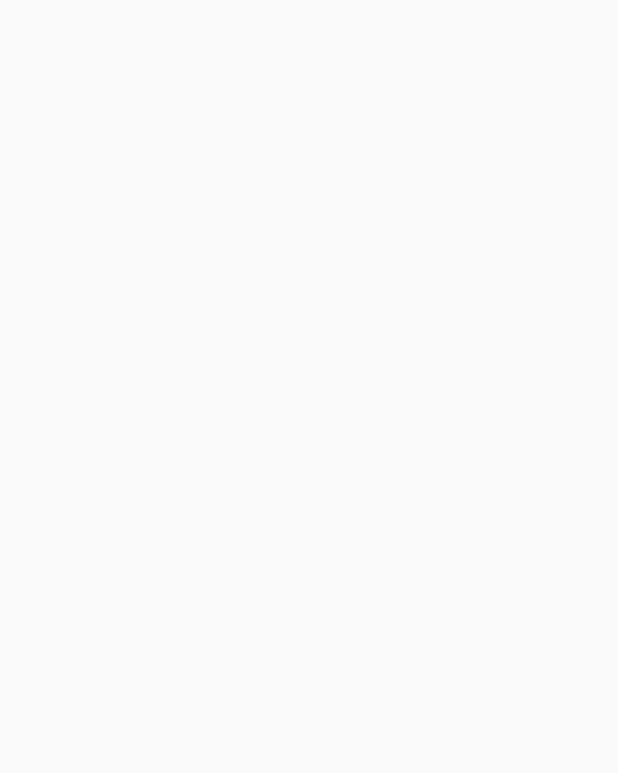
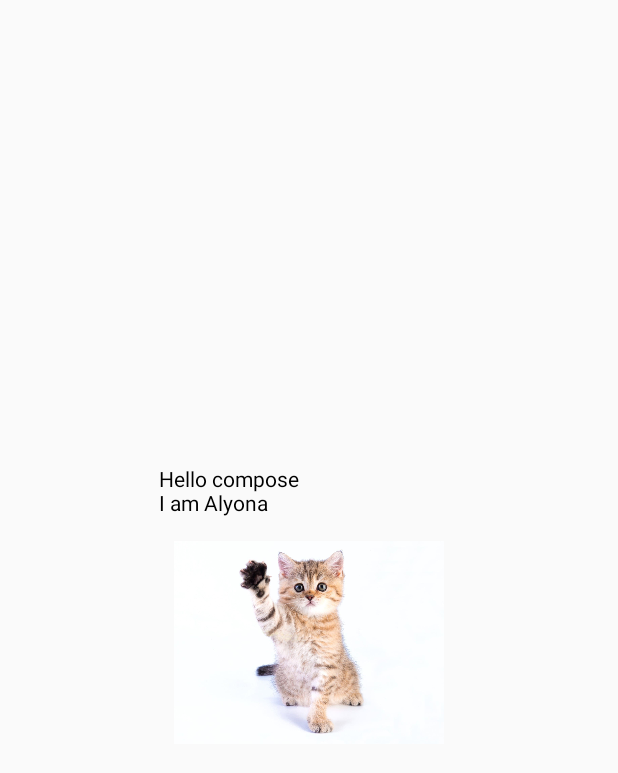
Before and after one commit to AlyonaDubovtseva/Android_First_Sem, an Android app built with Jetpack Compose: the screen it shows after launch (MainActivity), on a phone screen of 412 x 824 dp. Before the commit the part shown is empty. Shown: the top 773 px of the screen. Run offline under Robolectric (Android 15) with nearby library versions, the phone set to English and light mode, and no system bars.

Commit message:
Homework 1: Simple Compose Activity

```diff
--- a/app/src/main/java/com/example/android_first_sem/MainActivity.kt
+++ b/app/src/main/java/com/example/android_first_sem/MainActivity.kt
@@ -4,13 +4,20 @@ import android.os.Bundle
 import androidx.activity.ComponentActivity
 import androidx.activity.compose.setContent
 import androidx.activity.enableEdgeToEdge
+import androidx.compose.foundation.Image
+import androidx.compose.foundation.layout.Box
+import androidx.compose.foundation.layout.Column
 import androidx.compose.foundation.layout.fillMaxSize
 import androidx.compose.foundation.layout.padding
+import androidx.compose.foundation.layout.size
 import androidx.compose.material3.Scaffold
 import androidx.compose.material3.Text
 import androidx.compose.runtime.Composable
+import androidx.compose.ui.Alignment
 import androidx.compose.ui.Modifier
+import androidx.compose.ui.res.painterResource
 import androidx.compose.ui.tooling.preview.Preview
+import androidx.compose.ui.unit.dp
 import com.example.android_first_sem.ui.theme.Android_First_SemTheme
 
 class MainActivity : ComponentActivity() {
@@ -18,7 +25,30 @@ class MainActivity : ComponentActivity() {
         super.onCreate(savedInstanceState)
         enableEdgeToEdge()
         setContent {
-
+            Box(
+                modifier = Modifier.fillMaxSize(),
+                contentAlignment = Alignment.Center
+            ) {
+                HelloCompose()
+            }
         }
     }
 }
+
+@Preview
+@Composable
+fun HelloCompose(
+    title: String = "Hello compose",
+    content: String = "I am Alyona",
+) {
+   Box(modifier = Modifier
+       .size(200.dp)) {
+       Column {
+           Text(text = title)
+           Text(text = content)
+           Image(painterResource(id = R.drawable.kotikmashetlapkoi),
+               contentDescription = "cat_image",
+               modifier = Modifier.padding(10.dp).size(250.dp))
+       }
+   }
+}
```
Also changed, not shown: app/src/main/res/drawable/kotikmashetlapkoi.jpg (added).
